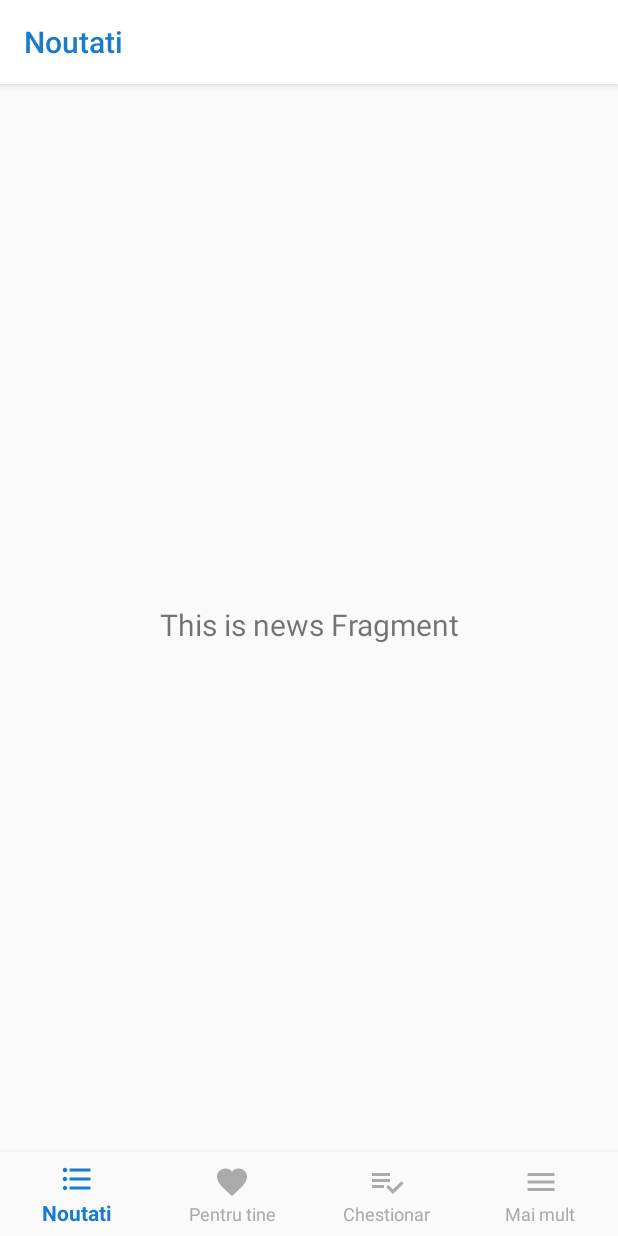
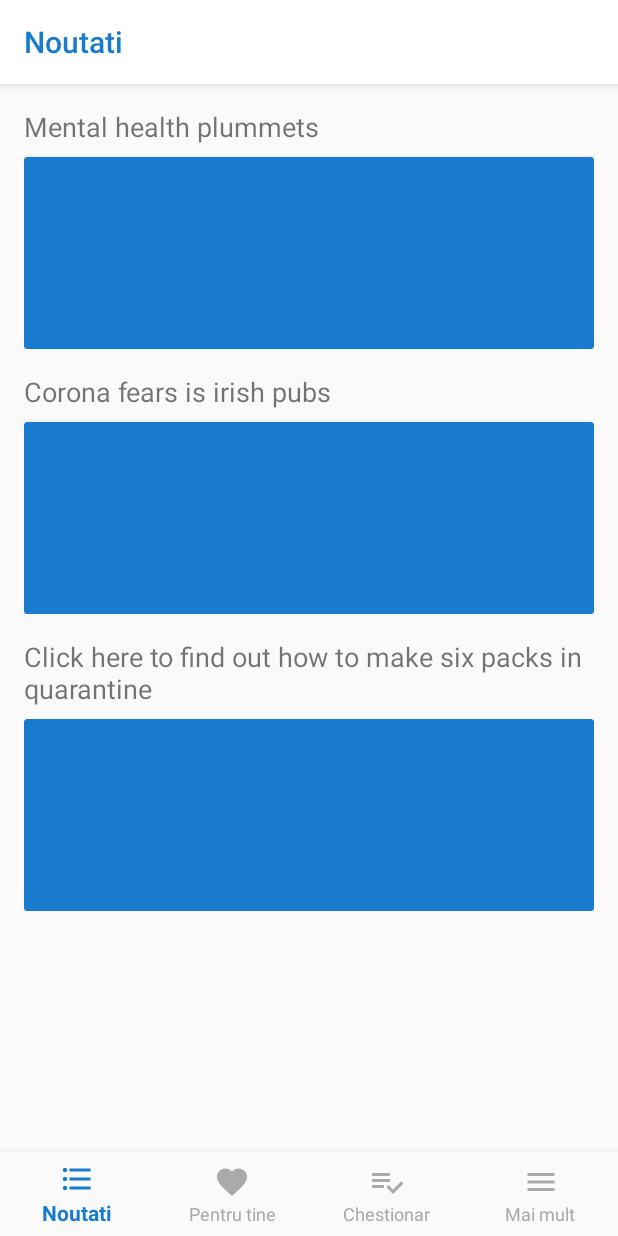
Before and after one commit to mihaibetej/Mental-Health, an Android app: the screen it shows after launch (MainActivity), on a phone screen of 412 x 824 dp. Run offline under Robolectric (Android 15) with nearby library versions, the phone set to English and light mode, and no system bars; our stand-ins replace Dagger/Hilt's generated code, data binding, navigation-ui; 2 statements that could not run were skipped.

Commit message:
added design for the news list, added support for programatic navigation, various improvments

```diff
--- a/Mobile/Android/app/src/main/java/com/db/mobile/mental_health/application/dagger/ApplicationComponent.kt
+++ b/Mobile/Android/app/src/main/java/com/db/mobile/mental_health/application/dagger/ApplicationComponent.kt
@@ -11,8 +11,8 @@ import com.db.mobile.mental_health.ui.survey.SurveyModule
 import dagger.Component
 import javax.inject.Singleton
 
-fun getApplicationComponent(context: Context): ApplicationComponent? {
-    if (context.applicationContext is MentalHealthApplication) {
+fun getApplicationComponent(context: Context?): ApplicationComponent? {
+    if (context?.applicationContext is MentalHealthApplication) {
         return (context.applicationContext as MentalHealthApplication).applicationComponent
     }
     return null
--- /dev/null
+++ b/Mobile/Android/app/src/main/java/com/db/mobile/mental_health/domain/model/News.kt
@@ -0,0 +1,7 @@
+package com.db.mobile.mental_health.domain.model
+
+import android.os.Parcelable
+import kotlinx.android.parcel.Parcelize
+
+@Parcelize
+data class News(val title: String, val img: String, val body: String) : Parcelable
--- /dev/null
+++ b/Mobile/Android/app/src/main/java/com/db/mobile/mental_health/ui/news/NewsAdapter.kt
@@ -0,0 +1,34 @@
+package com.db.mobile.mental_health.ui.news
+
+import android.view.LayoutInflater
+import android.view.ViewGroup
+import androidx.databinding.DataBindingUtil
+import androidx.recyclerview.widget.RecyclerView
+import com.db.mobile.mental_health.R
+import com.db.mobile.mental_health.databinding.ItemNewsBinding
+import com.db.mobile.mental_health.domain.model.News
+
+class NewsAdapter(var viewModel: NewsViewModel) : RecyclerView.Adapter<Holder>() {
+    val items = mutableListOf<News>()
+
+    override fun onCreateViewHolder(parent: ViewGroup, viewType: Int): Holder =
+        Holder(
+            DataBindingUtil.inflate(
+                LayoutInflater.from(parent.context),
+                R.layout.item_news,
+                parent,
+                false
+            )
+        )
+
+    override fun getItemCount(): Int = items.size
+
+    override fun onBindViewHolder(holder: Holder, position: Int) {
+        holder.binding.item = items[position]
+        holder.binding.viewModel = viewModel
+    }
+}
+
+class Holder(val binding: ItemNewsBinding) : RecyclerView.ViewHolder(binding.root) {
+
+}
--- a/Mobile/Android/app/src/main/java/com/db/mobile/mental_health/ui/news/NewsFragment.kt
+++ b/Mobile/Android/app/src/main/java/com/db/mobile/mental_health/ui/news/NewsFragment.kt
@@ -4,28 +4,39 @@ import android.os.Bundle
 import android.view.LayoutInflater
 import android.view.View
 import android.view.ViewGroup
-import android.widget.TextView
+import androidx.databinding.DataBindingUtil
 import androidx.fragment.app.Fragment
 import androidx.lifecycle.Observer
-import androidx.lifecycle.ViewModelProviders
 import com.db.mobile.mental_health.R
+import com.db.mobile.mental_health.application.dagger.getApplicationComponent
+import com.db.mobile.mental_health.databinding.FragmentNewsBinding
+import com.db.mobile.mental_health.ui.news.dagger.NewsFragmentComponent
+import javax.inject.Inject
 
 class NewsFragment : Fragment() {
+    private var newsFragmentComponent: NewsFragmentComponent? = null
 
-    private lateinit var newsViewModel: NewsViewModel
+    @Inject
+    lateinit var viewModel: NewsViewModel
 
     override fun onCreateView(
-            inflater: LayoutInflater,
-            container: ViewGroup?,
-            savedInstanceState: Bundle?
+        inflater: LayoutInflater,
+        container: ViewGroup?,
+        savedInstanceState: Bundle?
     ): View? {
-        newsViewModel =
-                ViewModelProviders.of(this).get(NewsViewModel::class.java)
-        val root = inflater.inflate(R.layout.fragment_news, container, false)
-        val textView: TextView = root.findViewById(R.id.text_news)
-        newsViewModel.text.observe(viewLifecycleOwner, Observer {
-            textView.text = it
+        newsFragmentComponent = getApplicationComponent(context)?.newsFragmentComponent()?.create()
+        newsFragmentComponent?.inject(this)
+
+        val adapter = NewsAdapter(viewModel)
+        viewModel.news.observe(viewLifecycleOwner, Observer {
+            adapter.items.addAll(it)
+            adapter.notifyDataSetChanged()
         })
-        return root
+
+        val binding: FragmentNewsBinding =
+            DataBindingUtil.inflate(inflater, R.layout.fragment_news, container, false)
+        binding.adapter = adapter
+        binding.viewModel = viewModel
+        return binding.root
     }
 }
--- a/Mobile/Android/app/src/main/java/com/db/mobile/mental_health/ui/news/NewsViewModel.kt
+++ b/Mobile/Android/app/src/main/java/com/db/mobile/mental_health/ui/news/NewsViewModel.kt
@@ -1,13 +1,46 @@
 package com.db.mobile.mental_health.ui.news
 
-import androidx.lifecycle.LiveData
+import android.os.Handler
+import android.view.View
+import androidx.databinding.BaseObservable
+import androidx.databinding.Bindable
 import androidx.lifecycle.MutableLiveData
-import androidx.lifecycle.ViewModel
+import androidx.navigation.findNavController
+import com.db.mobile.mental_health.BR
+import com.db.mobile.mental_health.domain.model.News
+import javax.inject.Inject
 
-class NewsViewModel : ViewModel() {
+class NewsViewModel @Inject constructor() : BaseObservable() {
+    val news = MutableLiveData<List<News>>()
 
-    private val _text = MutableLiveData<String>().apply {
-        value = "This is news Fragment"
+    var showNews: Boolean? = false
+        @Bindable
+        get
+        @Bindable
+        set(value) {
+            if (field != value) {
+                field = value
+                notifyPropertyChanged(BR.showNews)
+            }
+
+        }
+
+    init {
+        Handler().postDelayed(
+            {
+                news.value = listOf(
+                    News("Mental health plummets", "https://www.timesnewroman.ro/files/attach/images/127/746107/nea_costel_fabrica.jpg", "Bacon ipsum dolor amet jowl ball tip hamburger burgdoggen. Strip steak tail beef ribs meatloaf meatball brisket pork belly jerky biltong, cow frankfurter shank ham venison. Pork loin salami shank jowl beef ribs. Meatball hamburger kevin turkey pig pork chop, sausage short ribs turducken ribeye beef. Buffalo turducken kevin pastrami capicola tenderloin strip steak pork loin fatback pork chop pancetta meatball shank. Kielbasa tenderloin filet mignon shankle tail ground round pancetta bacon. Bresaola capicola strip steak t-bone turkey cow."),
+                    News("Corona fears is irish pubs", "https://www.timesnewroman.ro/files/attach/images/127/746107/nea_costel_fabrica.jpg", "Bacon ipsum dolor amet jowl ball tip hamburger burgdoggen. Strip steak tail beef ribs meatloaf meatball brisket pork belly jerky biltong, cow frankfurter shank ham venison. Pork loin salami shank jowl beef ribs. Meatball hamburger kevin turkey pig pork chop, sausage short ribs turducken ribeye beef. Buffalo turducken kevin pastrami capicola tenderloin strip steak pork loin fatback pork chop pancetta meatball shank. Kielbasa tenderloin filet mignon shankle tail ground round pancetta bacon. Bresaola capicola strip steak t-bone turkey cow."),
+                    News("Click here to find out how to make six packs in quarantine", "https://www.timesnewroman.ro/files/attach/images/127/746107/nea_costel_fabrica.jpg", "Bacon ipsum dolor amet jowl ball tip hamburger burgdoggen. Strip steak tail beef ribs meatloaf meatball brisket pork belly jerky biltong, cow frankfurter shank ham venison. Pork loin salami shank jowl beef ribs. Meatball hamburger kevin turkey pig pork chop, sausage short ribs turducken ribeye beef. Buffalo turducken kevin pastrami capicola tenderloin strip steak pork loin fatback pork chop pancetta meatball shank. Kielbasa tenderloin filet mignon shankle tail ground round pancetta bacon. Bresaola capicola strip steak t-bone turkey cow.")
+                )
+                showNews = true
+            }, 800
+        )
     }
-    val text: LiveData<String> = _text
+
+    fun showNewsDetails(view: View, news: News) {
+        val action = NewsFragmentDirections.actionNavigationNewsToNewsDetailsFragment(news)
+        view.findNavController().navigate(action)
+    }
+
 }
--- a/Mobile/Android/app/src/main/java/com/db/mobile/mental_health/ui/news/dagger/NewsFragmentComponent.kt
+++ b/Mobile/Android/app/src/main/java/com/db/mobile/mental_health/ui/news/dagger/NewsFragmentComponent.kt
@@ -1,6 +1,6 @@
 package com.db.mobile.mental_health.ui.news.dagger
 
-import com.db.mobile.mental_health.ui.news.NewsViewModel
+import com.db.mobile.mental_health.ui.news.NewsFragment
 import dagger.Subcomponent
 
 @Subcomponent
@@ -10,5 +10,5 @@ interface NewsFragmentComponent {
         fun create(): NewsFragmentComponent
     }
 
-    fun inject(newsViewModel: NewsViewModel)
+    fun inject(newsFragment: NewsFragment)
 }
--- a/Mobile/Android/app/src/main/java/com/db/mobile/mental_health/ui/news/dagger/NewsFragmentModule.kt
+++ b/Mobile/Android/app/src/main/java/com/db/mobile/mental_health/ui/news/dagger/NewsFragmentModule.kt
@@ -7,5 +7,4 @@ import dagger.Module
         NewsFragmentComponent::class
     ]
 )
-class NewsFragmentModule {
-}
+abstract class NewsFragmentModule
--- /dev/null
+++ b/Mobile/Android/app/src/main/java/com/db/mobile/mental_health/ui/news/details/NewsDetailsFragment.kt
@@ -0,0 +1,20 @@
+package com.db.mobile.mental_health.ui.news.details
+
+import android.os.Bundle
+import android.view.LayoutInflater
+import android.view.View
+import android.view.ViewGroup
+import androidx.fragment.app.Fragment
+import com.db.mobile.mental_health.R
+
+class NewsDetailsFragment: Fragment() {
+
+    override fun onCreateView(
+        inflater: LayoutInflater,
+        container: ViewGroup?,
+        savedInstanceState: Bundle?
+    ): View? {
+        return inflater.inflate(R.layout.fragment_news_details, container, false)
+    }
+
+}
--- a/Mobile/Android/app/src/main/java/com/db/mobile/mental_health/ui/survey/SurveyFragment.kt
+++ b/Mobile/Android/app/src/main/java/com/db/mobile/mental_health/ui/survey/SurveyFragment.kt
@@ -23,11 +23,11 @@ class SurveyFragment : Fragment() {
         container: ViewGroup?,
         savedInstanceState: Bundle?
     ): View? {
-        component = getApplicationComponent(context!!)?.surveyComponent()?.create()
+        component = getApplicationComponent(context)?.surveyComponent()?.create()
         component?.inject(this)
 
         val adapter = SurveyAdapter(viewModel)
-        viewModel.questions?.observe(viewLifecycleOwner, Observer {
+        viewModel.questions.observe(viewLifecycleOwner, Observer {
             adapter.items.addAll(it)
             adapter.notifyDataSetChanged()
         })
--- a/Mobile/Android/app/src/main/res/layout/fragment_news.xml
+++ b/Mobile/Android/app/src/main/res/layout/fragment_news.xml
@@ -1,22 +1,46 @@
 <?xml version="1.0" encoding="utf-8"?>
-<androidx.constraintlayout.widget.ConstraintLayout xmlns:android="http://schemas.android.com/apk/res/android"
+<layout xmlns:android="http://schemas.android.com/apk/res/android"
     xmlns:app="http://schemas.android.com/apk/res-auto"
-    xmlns:tools="http://schemas.android.com/tools"
+    xmlns:tools="http://schemas.android.com/tools">
+
+    <data>
+
+        <import type="android.view.View" />
+
+        <variable
+            name="adapter"
+            type="com.db.mobile.mental_health.ui.news.NewsAdapter" />
+
+        <variable
+            name="viewModel"
+            type="com.db.mobile.mental_health.ui.news.NewsViewModel" />
+    </data>
+
+    <androidx.constraintlayout.widget.ConstraintLayout
         android:layout_width="match_parent"
         android:layout_height="match_parent"
         tools:context=".ui.news.NewsFragment">
 
-    <TextView
-        android:id="@+id/text_news"
-        android:layout_width="match_parent"
+        <androidx.recyclerview.widget.RecyclerView
+            android:layout_width="0dp"
             android:layout_height="wrap_content"
-        android:layout_marginStart="8dp"
-        android:layout_marginTop="8dp"
-        android:layout_marginEnd="8dp"
-        android:textAlignment="center"
-        android:textSize="20sp"
+            android:adapter="@{adapter}"
+            android:visibility="@{viewModel.showNews ? View.VISIBLE : View.GONE}"
+            app:layoutManager="androidx.recyclerview.widget.LinearLayoutManager"
+            app:layout_constraintEnd_toEndOf="parent"
+            app:layout_constraintStart_toStartOf="parent"
+            app:layout_constraintTop_toTopOf="parent"
+            tools:itemCount="5"
+            tools:listitem="@layout/item_news" />
+
+        <ProgressBar
+            android:layout_width="wrap_content"
+            android:layout_height="wrap_content"
+            android:visibility="@{viewModel.showNews ? View.GONE : View.VISIBLE}"
             app:layout_constraintBottom_toBottomOf="parent"
             app:layout_constraintEnd_toEndOf="parent"
             app:layout_constraintStart_toStartOf="parent"
             app:layout_constraintTop_toTopOf="parent" />
+
     </androidx.constraintlayout.widget.ConstraintLayout>
+</layout>
--- /dev/null
+++ b/Mobile/Android/app/src/main/res/layout/fragment_news_details.xml
@@ -0,0 +1,11 @@
+<?xml version="1.0" encoding="utf-8"?>
+<androidx.constraintlayout.widget.ConstraintLayout
+    xmlns:android="http://schemas.android.com/apk/res/android" android:layout_width="match_parent"
+    android:layout_height="match_parent">
+
+    <TextView
+        android:layout_width="match_parent"
+        android:layout_height="match_parent"
+        android:text="News Details text"/>
+
+</androidx.constraintlayout.widget.ConstraintLayout>
--- /dev/null
+++ b/Mobile/Android/app/src/main/res/layout/item_news.xml
@@ -0,0 +1,45 @@
+<?xml version="1.0" encoding="utf-8"?>
+<layout xmlns:android="http://schemas.android.com/apk/res/android"
+    xmlns:app="http://schemas.android.com/apk/res-auto"
+    xmlns:tools="http://schemas.android.com/tools">
+
+    <data>
+
+        <import type="android.view.View" />
+
+        <variable
+            name="item"
+            type="com.db.mobile.mental_health.domain.model.News" />
+
+        <variable
+            name="viewModel"
+            type="com.db.mobile.mental_health.ui.news.NewsViewModel" />
+    </data>
+
+    <androidx.constraintlayout.widget.ConstraintLayout
+        android:layout_width="match_parent"
+        android:layout_height="wrap_content"
+        android:onClick="@{(view) -> viewModel.showNewsDetails(view, item)}"
+        android:paddingStart="@dimen/activity_horizontal_margin"
+        android:paddingTop="@dimen/activity_horizontal_margin"
+        android:paddingEnd="@dimen/activity_horizontal_margin">
+
+        <TextView
+            android:id="@+id/news_item_title"
+            android:layout_width="match_parent"
+            android:layout_height="wrap_content"
+            android:paddingBottom="@dimen/elements_padding"
+            android:text="@{item.title}"
+            android:textSize="18sp"
+            app:layout_constraintTop_toTopOf="parent"
+            tools:text="Click here to find out how to make six packs in quarantine"
+            android:visibility="@{viewModel.showNews ? View.VISIBLE : View.VISIBLE}" />
+
+        <androidx.cardview.widget.CardView
+            android:layout_width="match_parent"
+            android:layout_height="128dp"
+            app:cardBackgroundColor="@color/colorAccent"
+            app:layout_constraintTop_toBottomOf="@+id/news_item_title" />
+
+    </androidx.constraintlayout.widget.ConstraintLayout>
+</layout>
--- a/Mobile/Android/app/src/main/res/layout/item_survey_footer.xml
+++ b/Mobile/Android/app/src/main/res/layout/item_survey_footer.xml
@@ -16,7 +16,7 @@
             android:id="@+id/survey_submit"
             android:layout_width="match_parent"
             android:layout_height="wrap_content"
-            android:onClick="@{viewModel.submitSurvey}"
+            android:onClick="@{viewModel::submitSurvey}"
             android:text="@string/survey_submit" />
 
     </FrameLayout>
--- a/Mobile/Android/app/src/main/res/navigation/mobile_navigation.xml
+++ b/Mobile/Android/app/src/main/res/navigation/mobile_navigation.xml
@@ -9,7 +9,11 @@
         android:id="@+id/navigation_news"
         android:name="com.db.mobile.mental_health.ui.news.NewsFragment"
         android:label="@string/title_news"
-        tools:layout="@layout/fragment_news" />
+        tools:layout="@layout/fragment_news">
+        <action
+            android:id="@+id/action_navigation_news_to_newsDetailsFragment"
+            app:destination="@id/news_details_fragment" />
+    </fragment>
 
     <fragment
         android:id="@+id/navigation_advices"
@@ -29,4 +33,13 @@
         android:label="@string/title_more"
         tools:layout="@layout/fragment_more" />
 
+    <fragment
+        android:id="@+id/news_details_fragment"
+        android:name="com.db.mobile.mental_health.ui.news.details.NewsDetailsFragment"
+        android:label="NewsDetailsFragment">
+        <argument
+            android:name="news"
+            app:argType="com.db.mobile.mental_health.domain.model.News" />
+    </fragment>
+
 </navigation>
--- a/Mobile/Android/build.gradle
+++ b/Mobile/Android/build.gradle
@@ -10,6 +10,7 @@ buildscript {
     dependencies {
         classpath 'com.android.tools.build:gradle:3.6.1'
         classpath "org.jetbrains.kotlin:kotlin-gradle-plugin:$kotlin_version"
+        classpath 'androidx.navigation:navigation-safe-args-gradle-plugin:2.3.0-alpha04'
 
         // NOTE: Do not place your application dependencies here; they belong
         // in the individual module build.gradle files
```
Also changed, not shown: Mobile/Android/app/build.gradle (+8 -8 lines). Lines whose indentation alone changed are shown as unchanged.
